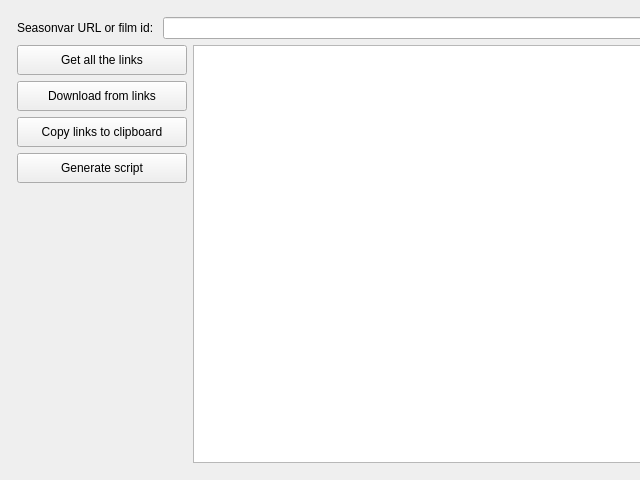
The window that mainwindow.ui (DoITCreative/SeasonvarDownloader) describes before a commit, drawn with Qt 5.
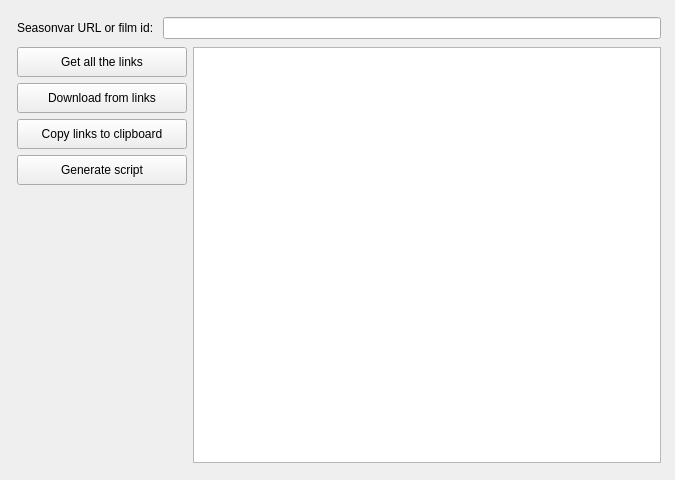
The same window after the commit. Icons and pictures are not drawn.

```diff
--- a/mainwindow.ui
+++ b/mainwindow.ui
@@ -6,19 +6,19 @@
    <rect>
     <x>0</x>
     <y>0</y>
-    <width>640</width>
+    <width>675</width>
     <height>480</height>
    </rect>
   </property>
   <property name="minimumSize">
    <size>
-    <width>640</width>
+    <width>675</width>
     <height>480</height>
    </size>
   </property>
   <property name="maximumSize">
    <size>
-    <width>640</width>
+    <width>675</width>
     <height>480</height>
    </size>
   </property>
@@ -39,6 +39,12 @@
     </rect>
    </property>
    <layout class="QVBoxLayout" name="verticalLayout_3">
+    <property name="spacing">
+     <number>8</number>
+    </property>
+    <property name="sizeConstraint">
+     <enum>QLayout::SetDefaultConstraint</enum>
+    </property>
     <item>
      <layout class="QHBoxLayout" name="horizontalLayout_2">
       <item>
@@ -56,6 +62,12 @@
           <height>0</height>
          </size>
         </property>
+        <property name="maximumSize">
+         <size>
+          <width>16777215</width>
+          <height>16777215</height>
+         </size>
+        </property>
        </widget>
       </item>
      </layout>
@@ -204,12 +216,24 @@
         <property name="enabled">
          <bool>true</bool>
         </property>
+        <property name="sizePolicy">
+         <sizepolicy hsizetype="Expanding" vsizetype="Expanding">
+          <horstretch>0</horstretch>
+          <verstretch>0</verstretch>
+         </sizepolicy>
+        </property>
         <property name="minimumSize">
          <size>
           <width>0</width>
           <height>0</height>
          </size>
         </property>
+        <property name="maximumSize">
+         <size>
+          <width>16777215</width>
+          <height>16777215</height>
+         </size>
+        </property>
         <property name="openExternalLinks">
          <bool>true</bool>
         </property>
@@ -225,8 +249,8 @@
   <widget class="QLabel" name="loadingAnimation">
    <property name="geometry">
     <rect>
-     <x>386</x>
-     <y>218</y>
+     <x>407</x>
+     <y>219</y>
      <width>60</width>
      <height>60</height>
     </rect>
```
Left out of the diff: 2 changed lines with no effect on the pictures.
